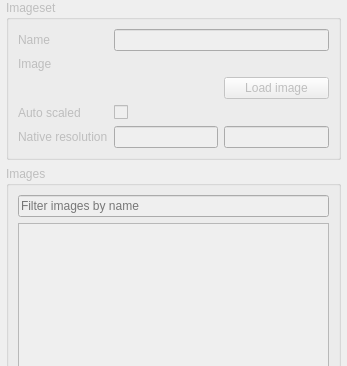
Above: ui/imageseteditor/DockWidget.ui from timbaker/ceed before the change; both pictures show x 0 to 347 and y 0 to 366 of the 347 by 567 pixel window. Below: the same form after it.
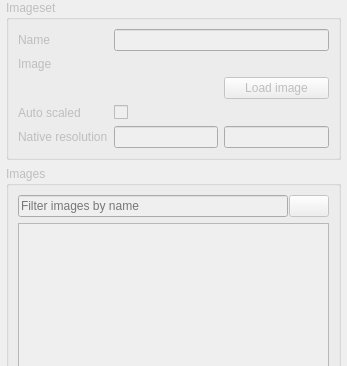
That is the form after the change. Icons and pictures are not drawn. Custom widgets are drawn as their Qt base class.

Commit message: MOD: selecting a handle in widget manipulator moves it to front (layout editing) ADD: filter reset buttons in imageset dock widget and property set inspector

Patch:
```diff
--- a/ui/imageseteditor/DockWidget.ui
+++ b/ui/imageseteditor/DockWidget.ui
@@ -149,10 +149,51 @@
       </property>
       <layout class="QVBoxLayout" name="verticalLayout_2">
        <item>
-        <widget class="QLineEdit" name="filterBox">
-         <property name="placeholderText">
-          <string>Filter images by name</string>
-         </property>
+        <widget class="QWidget" name="widget" native="true">
+         <layout class="QHBoxLayout" name="horizontalLayout">
+          <property name="spacing">
+           <number>1</number>
+          </property>
+          <property name="margin">
+           <number>0</number>
+          </property>
+          <item>
+           <widget class="QLineEdit" name="filterBox">
+            <property name="placeholderText">
+             <string>Filter images by name</string>
+            </property>
+           </widget>
+          </item>
+          <item>
+           <widget class="QPushButton" name="filterResetButton">
+            <property name="toolTip">
+             <string>Reset the filter</string>
+            </property>
+            <property name="text">
+             <string/>
+            </property>
+            <property name="icon">
+             <iconset>
+              <normaloff>icons/imageset_editing/filter_reset.png</normaloff>icons/imageset_editing/filter_reset.png</iconset>
+            </property>
+            <property name="iconSize">
+             <size>
+              <width>16</width>
+              <height>16</height>
+             </size>
+            </property>
+            <property name="autoDefault">
+             <bool>false</bool>
+            </property>
+            <property name="default">
+             <bool>false</bool>
+            </property>
+            <property name="flat">
+             <bool>false</bool>
+            </property>
+           </widget>
+          </item>
+         </layout>
         </widget>
        </item>
        <item>
```
Left out of the diff: 19 changed lines with no effect on the pictures. The commit also changes 5 other files.
